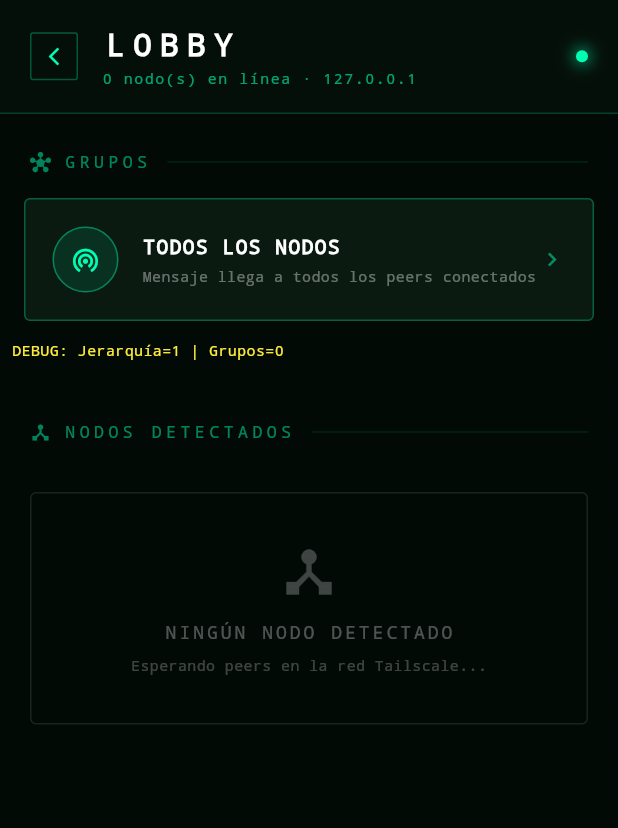
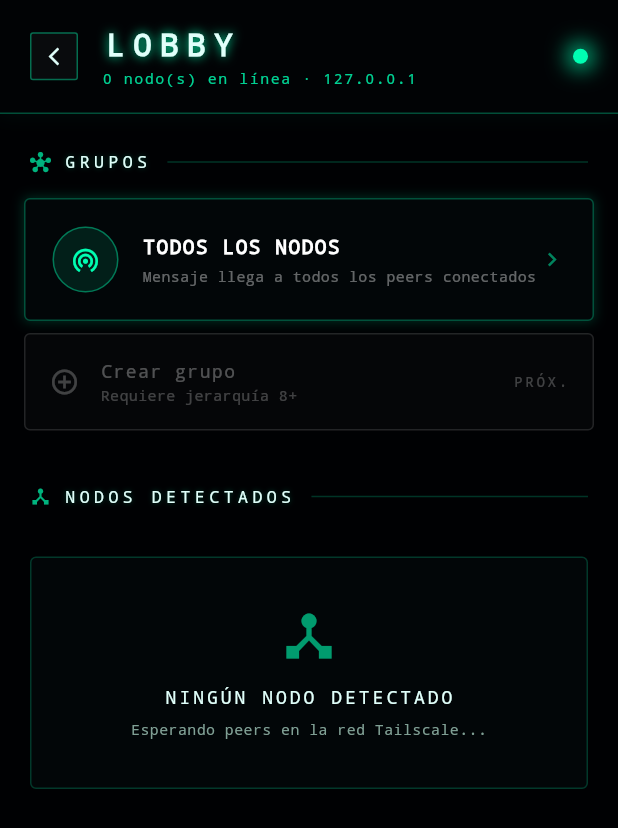
Before and after one commit to 54nt14g0/EvilNet, a Flutter app: the MenuScreen screen opened by its route, after a tap on "02", on a phone screen of 412 x 824 dp. Shown: the top 828 px of the screen. Run offline on Flutter 3.47's test engine with Material 3 defaults, Android fonts, the phone set to English and light mode, and no system bars; our stand-ins replace audioplayers, file_picker, open_filex, shared_preferences, video_player; accounts and stored records are empty; statements that could not run were skipped.

Commit message:
Se agregó mejor vista para el lobby y se implementaron sonidos al dar click

```diff
--- a/lib/screens/lobby_screen.dart
+++ b/lib/screens/lobby_screen.dart
@@ -3,13 +3,18 @@ import '../models/message.dart';
 import '../services/peer_service.dart';
 import 'chat_screen.dart';
 import '../models/group.dart';
+import 'package:audioplayers/audioplayers.dart';
 
-const Color kNeon = Color(0xFF00FFB2);
-const Color kPink = Color(0xFFFF2D78);
-const Color kPurple = Color(0xFF9B00FF);
-const Color kDark = Color(0xFF020A06);
-const Color kDarkPanel = Color(0xFF050F0A);
-const Color kCard = Color(0xFF0A1A10);
+const Color kNeon = Color(0xFF00FFB2); // Cian neón (principal)
+const Color kPink = Color(0xFFFF2D78); // Rosa neón (alertas)
+const Color kPurple = Color(0xFF9B00FF); // Púrpura neón (secundario)
+const Color kDark = Color(0xFF000103); // ← Fondo casi negro
+const Color kDarkPanel = Color(0xFF010305); // ← Paneles más oscuros
+const Color kCard = Color(0xFF020608); // ← Tarjetas profundas
+const Color kTextPrimary = Color(
+  0xFFE0FFFA,
+); // ← Texto blanco-cian (alto contraste)
+const Color kTextSecondary = Color(0xFF80A095); // ← Texto secundario suave
 
 class LobbyScreen extends StatefulWidget {
   const LobbyScreen({super.key});
@@ -20,12 +25,15 @@ class LobbyScreen extends StatefulWidget {
 class _LobbyScreenState extends State<LobbyScreen>
     with TickerProviderStateMixin {
   final _peer = PeerService();
+  final AudioPlayer _audioPlayer = AudioPlayer();
+  bool _audioInitialized = false;
   late AnimationController _pulseCtrl;
   late AnimationController _scanCtrl;
 
   @override
   void initState() {
     super.initState();
+    _initAudio();
     _pulseCtrl = AnimationController(
       vsync: this,
       duration: const Duration(milliseconds: 2000),
@@ -42,10 +50,33 @@ class _LobbyScreenState extends State<LobbyScreen>
 
   @override
   void dispose() {
+    _audioPlayer.dispose(); // ← Liberar recursos
     _pulseCtrl.dispose();
     _scanCtrl.dispose();
     super.dispose();
   }
+
+  Future<void> _initAudio() async {
+    if (_audioInitialized) return;
+    try {
+      // Pre-carga el sonido en memoria para replay instantáneo
+      await AudioCache.instance.load('click.mp3');
+      await _audioPlayer.setVolume(0.4);
+      _audioInitialized = true;
+    } catch (_) {}
+  }
+
+  void _playClick() async {
+  try {
+    if (!_audioInitialized) await _initAudio();
+
+    // Reinicia desde el inicio y reproduce
+    await _audioPlayer.stop(); // Detiene cualquier reproducción previa
+    await _audioPlayer.play(AssetSource('click.mp3'));
+  } catch (_) {
+    // Fallo silencioso: mejor sin sonido que con error
+  }
+}
 
   void _openBroadcastChat() {
     Navigator.push(
@@ -347,22 +378,33 @@ class _LobbyScreenState extends State<LobbyScreen>
       padding: const EdgeInsets.fromLTRB(20, 16, 20, 16),
       decoration: BoxDecoration(
         color: kDarkPanel,
-        border: Border(bottom: BorderSide(color: kNeon.withOpacity(0.2))),
+        border: Border(bottom: BorderSide(color: kNeon.withOpacity(0.3))),
+        boxShadow: [
+          BoxShadow(
+            color: kNeon.withOpacity(0.05),
+            blurRadius: 10,
+            spreadRadius: 0,
+          ),
+        ],
       ),
       child: Row(
         children: [
           // Back
           GestureDetector(
-            onTap: () => Navigator.pop(context),
+            onTap: () {
+              _playClick();
+              Navigator.pop(context);
+            },
             child: Container(
               padding: const EdgeInsets.all(8),
               decoration: BoxDecoration(
-                border: Border.all(color: kNeon.withOpacity(0.3)),
+                border: Border.all(color: kNeon.withOpacity(0.4)),
                 borderRadius: BorderRadius.circular(2),
+                color: Colors.white.withOpacity(0.03),
               ),
               child: const Icon(
                 Icons.arrow_back_ios_new,
-                color: kNeon,
+                color: Color(0xFFE0FFFA), // kTextPrimary
                 size: 14,
               ),
             ),
@@ -380,8 +422,11 @@ class _LobbyScreenState extends State<LobbyScreen>
                     fontFamily: 'monospace',
                     fontSize: 20,
                     fontWeight: FontWeight.w900,
-                    color: Colors.white,
+                    color: Color(0xFFE0FFFA), // kTextPrimary
                     letterSpacing: 6,
+                    shadows: [
+                      Shadow(color: kNeon, blurRadius: 8, offset: Offset(0, 0)),
+                    ],
                   ),
                 ),
                 AnimatedBuilder(
@@ -391,7 +436,7 @@ class _LobbyScreenState extends State<LobbyScreen>
                     style: TextStyle(
                       fontFamily: 'monospace',
                       fontSize: 10,
-                      color: kNeon.withOpacity(0.4 + _pulseCtrl.value * 0.4),
+                      color: kNeon.withOpacity(0.6 + _pulseCtrl.value * 0.4),
                       letterSpacing: 1,
                     ),
                   ),
@@ -404,16 +449,16 @@ class _LobbyScreenState extends State<LobbyScreen>
           AnimatedBuilder(
             animation: _pulseCtrl,
             builder: (_, __) => Container(
-              width: 8,
-              height: 8,
+              width: 10,
+              height: 10,
               decoration: BoxDecoration(
                 shape: BoxShape.circle,
                 color: kNeon,
                 boxShadow: [
                   BoxShadow(
-                    color: kNeon.withOpacity(_pulseCtrl.value),
-                    blurRadius: 8,
-                    spreadRadius: 2,
+                    color: kNeon.withOpacity(0.8 + _pulseCtrl.value * 0.2),
+                    blurRadius: 12,
+                    spreadRadius: 3,
                   ),
                 ],
               ),
@@ -430,34 +475,38 @@ class _LobbyScreenState extends State<LobbyScreen>
         // ── Sección: GRUPOS ────────────────────────────────────────────────
         SliverToBoxAdapter(child: _buildSectionLabel('GRUPOS', Icons.hub)),
 
-        // Grupo global "Todos los nodos" (broadcast)
+        // Grupo global "Todos los nodos"
         SliverToBoxAdapter(
           child: _buildGroupCard(
             id: 'broadcast',
             name: 'Todos los nodos',
             subtitle: 'Mensaje llega a todos los peers conectados',
             icon: Icons.wifi_tethering,
-            onTap: _openBroadcastChat,
+            onTap: () {
+              _playClick(); // ← Sonido
+              _openBroadcastChat();
+            },
             isGlobal: true,
           ),
         ),
 
-        // ── [NUEVO] Botón para crear grupo (solo jerarquías 8-10) ─────────
-        // Debug temporal
+        // Botón crear grupo (solo J8-10)
         SliverToBoxAdapter(
-          child: Padding(
-            padding: const EdgeInsets.all(8),
-            child: Text(
-              'DEBUG: Jerarquía=${_peer.myHierarchy} | Grupos=${_peer.availableGroups.length}',
-              style: TextStyle(
-                fontFamily: 'monospace',
-                fontSize: 10,
-                color: Colors.yellow,
-              ),
-            ),
-          ),
+          child: _peer.myHierarchy >= 8
+              ? _buildActionCard(
+                  '+ Crear grupo',
+                  'Solo jerarquías 8-10',
+                  Icons.add_circle,
+                  kNeon,
+                  () {
+                    _playClick();
+                    _showCreateGroupDialog();
+                  },
+                )
+              : _buildComingSoonCard('Crear grupo', 'Requiere jerarquía 8+'),
         ),
-        // ── [NUEVO] Lista de grupos disponibles (filtrados por jerarquía) ─
+
+        // Lista de grupos disponibles
         if (_peer.availableGroups.isNotEmpty) ...[
           const SliverToBoxAdapter(child: SizedBox(height: 12)),
           SliverToBoxAdapter(
@@ -473,7 +522,10 @@ class _LobbyScreenState extends State<LobbyScreen>
                 subtitle:
                     'Mín. J${group.minHierarchyToJoin} · ${isCreator ? 'Tu grupo' : 'Unido'}',
                 icon: isCreator ? Icons.lock : Icons.group,
-                onTap: () => _openGroupChat(group),
+                onTap: () {
+                  _playClick(); // ← Sonido
+                  _openGroupChat(group);
+                },
                 isGlobal: false,
                 onLongPress: () => _showGroupOptions(group),
                 minHierarchy: group.minHierarchyToJoin,
@@ -515,7 +567,7 @@ class _LobbyScreenState extends State<LobbyScreen>
   ) {
     return Padding(
       padding: const EdgeInsets.symmetric(horizontal: 16, vertical: 4),
-      child: _HoverCard(
+      child: _InteractiveCard(
         onTap: onTap,
         child: Container(
           padding: const EdgeInsets.all(18),
@@ -576,7 +628,11 @@ class _LobbyScreenState extends State<LobbyScreen>
       padding: const EdgeInsets.fromLTRB(20, 24, 20, 12),
       child: Row(
         children: [
-          Icon(icon, size: 14, color: kNeon.withOpacity(0.5)),
+          Icon(
+            icon,
+            size: 14,
+            color: kNeon.withOpacity(0.7),
+          ), // ← Más brillante
           const SizedBox(width: 8),
           Text(
             label,
@@ -584,11 +640,12 @@ class _LobbyScreenState extends State<LobbyScreen>
               fontFamily: 'monospace',
               fontSize: 11,
               letterSpacing: 3,
-              color: kNeon.withOpacity(0.5),
+              color: kTextPrimary, // ← Alto contraste
+              shadows: [Shadow(color: kNeon.withOpacity(0.3), blurRadius: 4)],
             ),
           ),
           const SizedBox(width: 12),
-          Expanded(child: Container(height: 1, color: kNeon.withOpacity(0.1))),
+          Expanded(child: Container(height: 1, color: kNeon.withOpacity(0.2))),
         ],
       ),
     );
@@ -607,7 +664,7 @@ class _LobbyScreenState extends State<LobbyScreen>
   }) {
     return Padding(
       padding: const EdgeInsets.symmetric(horizontal: 16, vertical: 4),
-      child: _HoverCard(
+      child: _InteractiveCard(
         onTap: onTap,
         onLongPress: onLongPress, // ← Nuevo
         child: Container(
@@ -762,7 +819,7 @@ class _LobbyScreenState extends State<LobbyScreen>
   Widget _buildPeerCard({required String ip, required String name}) {
     return Padding(
       padding: const EdgeInsets.symmetric(horizontal: 16, vertical: 4),
-      child: _HoverCard(
+      child: _InteractiveCard(
         onTap: () => _openPeerChat(ip),
         child: Container(
           padding: const EdgeInsets.all(16),
@@ -838,29 +895,30 @@ class _LobbyScreenState extends State<LobbyScreen>
       margin: const EdgeInsets.all(20),
       padding: const EdgeInsets.all(32),
       decoration: BoxDecoration(
-        border: Border.all(color: Colors.white10),
+        border: Border.all(color: kNeon.withOpacity(0.2)),
         borderRadius: BorderRadius.circular(4),
+        color: kCard,
       ),
       child: Column(
         children: [
-          Icon(Icons.device_hub, size: 40, color: Colors.white24),
+          Icon(Icons.device_hub, size: 40, color: kNeon.withOpacity(0.6)),
           const SizedBox(height: 12),
           const Text(
             'NINGÚN NODO DETECTADO',
             style: TextStyle(
               fontFamily: 'monospace',
               fontSize: 12,
-              color: Colors.white30,
+              color: kTextPrimary, // ← Alto contraste
               letterSpacing: 2,
             ),
           ),
           const SizedBox(height: 6),
-          const Text(
+          Text(
             'Esperando peers en la red Tailscale...',
             style: TextStyle(
               fontFamily: 'monospace',
               fontSize: 10,
-              color: Colors.white24,
+              color: kTextSecondary,
             ),
           ),
         ],
@@ -909,34 +967,60 @@ class _PeerAvatar extends StatelessWidget {
   }
 }
 
-// ─── Hover card wrapper ───────────────────────────────────────────────────────
-class _HoverCard extends StatefulWidget {
+// ─── [NUEVO] Card interactivo con glow + sonido ─────────────────────────────
+class _InteractiveCard extends StatefulWidget {
   final Widget child;
   final VoidCallback onTap;
-  final VoidCallback? onLongPress; // ← Nuevo
-  const _HoverCard({
+  final VoidCallback? onLongPress;
+  final Color? glowColor;
+
+  const _InteractiveCard({
     required this.child,
     required this.onTap,
-    this.onLongPress, // ← Nuevo
+    this.onLongPress,
+    this.glowColor,
   });
+
   @override
-  State<_HoverCard> createState() => _HoverCardState();
+  State<_InteractiveCard> createState() => _InteractiveCardState();
 }
 
-class _HoverCardState extends State<_HoverCard> {
-  bool _hovered = false;
+class _InteractiveCardState extends State<_InteractiveCard> {
+  bool _isPressed = false;
+  bool _isHovered = false;
+
   @override
   Widget build(BuildContext context) {
+    final glow = widget.glowColor ?? kNeon;
+    final glowOpacity = _isPressed ? 0.9 : (_isHovered ? 0.5 : 0.2);
+
     return MouseRegion(
-      onEnter: (_) => setState(() => _hovered = true),
-      onExit: (_) => setState(() => _hovered = false),
+      onEnter: (_) => setState(() => _isHovered = true),
+      onExit: (_) => setState(() => _isHovered = false),
       child: GestureDetector(
-        onTap: widget.onTap,
-        onLongPress: widget.onLongPress, // ← Nuevo
-        child: AnimatedOpacity(
-          opacity: _hovered ? 0.85 : 1.0,
-          duration: const Duration(milliseconds: 120),
-          child: widget.child,
+        onTapDown: (_) => setState(() => _isPressed = true),
+        onTapUp: (_) {
+          setState(() => _isPressed = false);
+          widget.onTap(); // ← CORREGIDO: sin _playClick()
+        },
+        onTapCancel: () => setState(() => _isPressed = false),
+        onLongPress: widget.onLongPress,
+        child: AnimatedScale(
+          scale: _isPressed ? 0.98 : 1.0,
+          duration: const Duration(milliseconds: 80),
+          child: AnimatedContainer(
+            duration: const Duration(milliseconds: 150),
+            decoration: BoxDecoration(
+              boxShadow: [
+                BoxShadow(
+                  color: glow.withOpacity(glowOpacity),
+                  blurRadius: _isPressed ? 20 : (_isHovered ? 12 : 6),
+                  spreadRadius: _isPressed ? 2 : (_isHovered ? 1 : 0),
+                ),
+              ],
+            ),
+            child: widget.child,
+          ),
         ),
       ),
     );
--- a/pubspec.yaml
+++ b/pubspec.yaml
@@ -43,3 +43,4 @@ flutter:
     - assets/song3.mp3
     - assets/song4.mp3
     - assets/login.mp3
+    - assets/click.mp3
```
Also changed, not shown: 4 other files.
